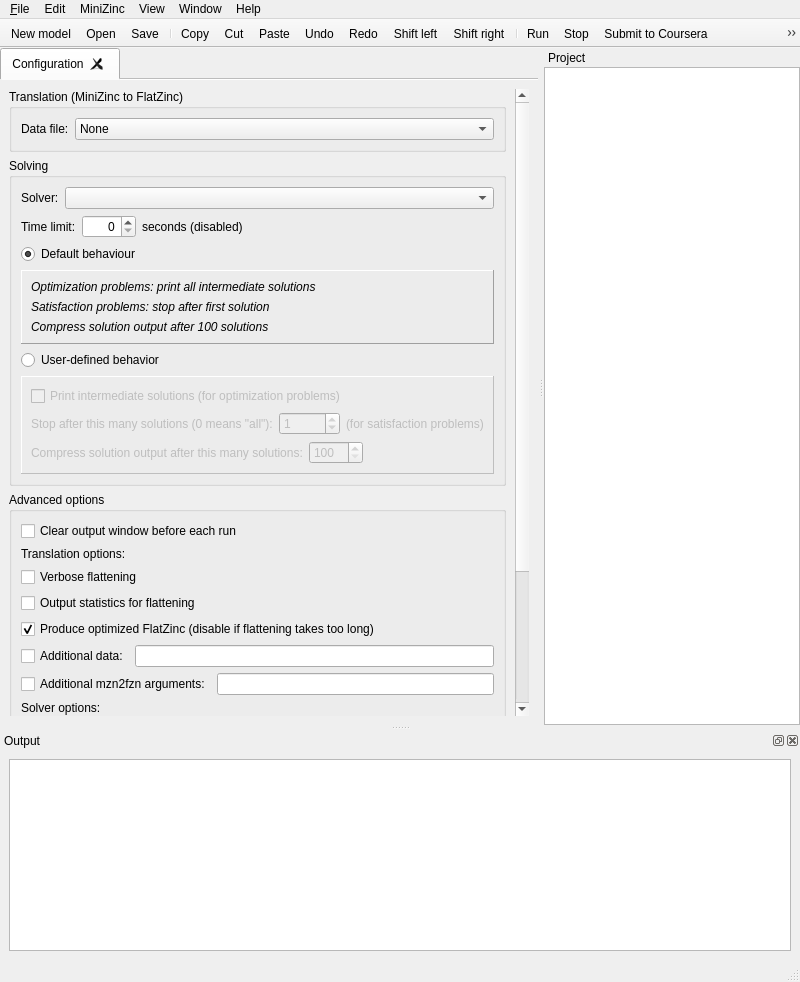
MiniZinc/MiniZincIDE, file MiniZincIDE/mainwindow.ui: the form before one commit.
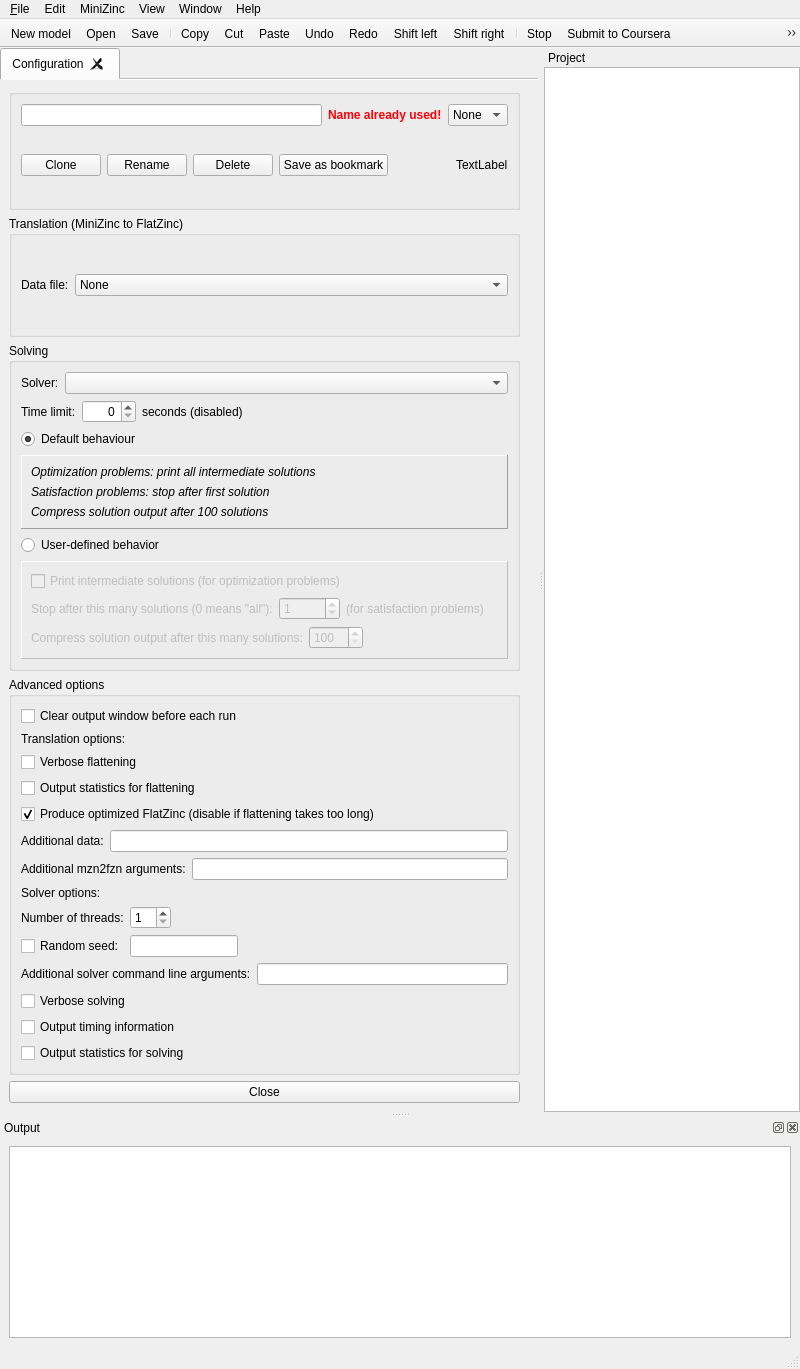
The form after the commit. Icons and pictures are not drawn. Custom widgets are drawn as their Qt base class.

Commit message: Redesign the solver configuration interface. Multiple configurations can be present in a project at the same time, and you can switch between them with a context menu on the Run button.

```diff
--- a/MiniZincIDE/mainwindow.ui
+++ b/MiniZincIDE/mainwindow.ui
@@ -7,7 +7,7 @@
     <x>0</x>
     <y>0</y>
     <width>800</width>
-    <height>982</height>
+    <height>1369</height>
    </rect>
   </property>
   <property name="windowTitle">
@@ -89,9 +89,9 @@
            <property name="geometry">
             <rect>
              <x>0</x>
-             <y>-306</y>
+             <y>0</y>
              <width>608</width>
-             <height>899</height>
+             <height>1092</height>
             </rect>
            </property>
            <layout class="QVBoxLayout" name="verticalLayout_6">
@@ -104,6 +104,102 @@
             <property name="bottomMargin">
              <number>0</number>
             </property>
+            <item>
+             <widget class="QGroupBox" name="groupBox_4">
+              <property name="sizePolicy">
+               <sizepolicy hsizetype="Preferred" vsizetype="Minimum">
+                <horstretch>0</horstretch>
+                <verstretch>0</verstretch>
+               </sizepolicy>
+              </property>
+              <property name="title">
+               <string/>
+              </property>
+              <layout class="QVBoxLayout" name="verticalLayout_4_1">
+               <item>
+                <layout class="QHBoxLayout" name="horizontalLayout_2_1">
+                 <item>
+                  <widget class="EscLineEdit" name="solverConfNameEdit"/>
+                 </item>
+                 <item>
+                  <widget class="QLabel" name="nameAlreadyUsedLabel">
+                   <property name="text">
+                    <string>&lt;html&gt;&lt;head/&gt;&lt;body&gt;&lt;p&gt;&lt;span style=&quot; font-weight:600; color:#fc0107;&quot;&gt;Name already used!&lt;/span&gt;&lt;/p&gt;&lt;/body&gt;&lt;/html&gt;</string>
+                   </property>
+                  </widget>
+                 </item>
+                 <item>
+                  <widget class="QComboBox" name="conf_solver_conf">
+                   <item>
+                    <property name="text">
+                     <string>None</string>
+                    </property>
+                   </item>
+                  </widget>
+                 </item>
+                </layout>
+               </item>
+               <item>
+                <layout class="QHBoxLayout" name="horizontalLayout_2_2" stretch="0,0,0,0,0,0">
+                 <property name="spacing">
+                  <number>-1</number>
+                 </property>
+                 <property name="sizeConstraint">
+                  <enum>QLayout::SetMinimumSize</enum>
+                 </property>
+                 <item>
+                  <widget class="QPushButton" name="cloneSolverConfButton">
+                   <property name="text">
+                    <string>Clone</string>
+                   </property>
+                  </widget>
+                 </item>
+                 <item>
+                  <widget class="QPushButton" name="renameSolverConfButton">
+                   <property name="text">
+                    <string>Rename</string>
+                   </property>
+                  </widget>
+                 </item>
+                 <item>
+                  <widget class="QPushButton" name="deleteSolverConfButton">
+                   <property name="text">
+                    <string>Delete</string>
+                   </property>
+                  </widget>
+                 </item>
+                 <item>
+                  <widget class="QPushButton" name="saveSolverConfButton">
+                   <property name="text">
+                    <string>Save as bookmark</string>
+                   </property>
+                  </widget>
+                 </item>
+                 <item>
+                  <spacer name="horizontalSpacer_5">
+                   <property name="orientation">
+                    <enum>Qt::Horizontal</enum>
+                   </property>
+                   <property name="sizeHint" stdset="0">
+                    <size>
+                     <width>40</width>
+                     <height>20</height>
+                    </size>
+                   </property>
+                  </spacer>
+                 </item>
+                 <item>
+                  <widget class="QLabel" name="solverConfType">
+                   <property name="text">
+                    <string>TextLabel</string>
+                   </property>
+                  </widget>
+                 </item>
+                </layout>
+               </item>
+              </layout>
+             </widget>
+            </item>
             <item>
              <widget class="QGroupBox" name="groupBox">
               <property name="sizePolicy">
@@ -472,7 +568,7 @@
                <item>
                 <layout class="QHBoxLayout" name="horizontalLayout_3">
                  <item>
-                  <widget class="QCheckBox" name="conf_have_cmd_params">
+                  <widget class="QLabel" name="label_13">
                    <property name="text">
                     <string>Additional data:</string>
                    </property>
@@ -486,7 +582,7 @@
                <item>
                 <layout class="QHBoxLayout" name="horizontalLayout_9">
                  <item>
-                  <widget class="QCheckBox" name="conf_have_mzn2fzn_params">
+                  <widget class="QLabel" name="label_14">
                    <property name="text">
                     <string>Additional mzn2fzn arguments:</string>
                    </property>
@@ -575,9 +671,9 @@
                <item>
                 <layout class="QHBoxLayout" name="horizontalLayout_10">
                  <item>
-                  <widget class="QCheckBox" name="conf_have_solverFlags">
+                  <widget class="QLabel" name="label_15">
                    <property name="text">
-                    <string>Solver flags:</string>
+                    <string>Additional solver command line arguments:</string>
                    </property>
                   </widget>
                  </item>
@@ -619,6 +715,13 @@
               <zorder>conf_solver_timing</zorder>
              </widget>
             </item>
+             <item>
+              <widget class="QPushButton" name="confCloseButton">
+               <property name="text">
+                <string>Close</string>
+               </property>
+              </widget>
+             </item>
            </layout>
           </widget>
          </widget>
@@ -761,6 +864,9 @@
   </widget>
   <widget class="QStatusBar" name="statusbar"/>
   <widget class="OutputDockWidget" name="outputDockWidget">
+   <property name="enabled">
+    <bool>true</bool>
+   </property>
    <property name="sizePolicy">
     <sizepolicy hsizetype="Preferred" vsizetype="MinimumExpanding">
      <horstretch>0</horstretch>
@@ -834,7 +940,6 @@
    <addaction name="actionShift_left"/>
    <addaction name="actionShift_right"/>
    <addaction name="separator"/>
-   <addaction name="actionRun"/>
    <addaction name="actionStop"/>
    <addaction name="actionSubmit_to_MOOC"/>
    <addaction name="actionShow_project_explorer"/>
@@ -1371,6 +1476,11 @@
    <header>outputdockwidget.h</header>
    <container>1</container>
   </customwidget>
+  <customwidget>
+   <class>EscLineEdit</class>
+   <extends>QLineEdit</extends>
+   <header>esclineedit.h</header>
+  </customwidget>
  </customwidgets>
  <resources>
   <include location="minizincide.qrc"/>
```
Left out of the diff: 32 changed lines with no effect on the pictures. The commit also changes 16 other files.
